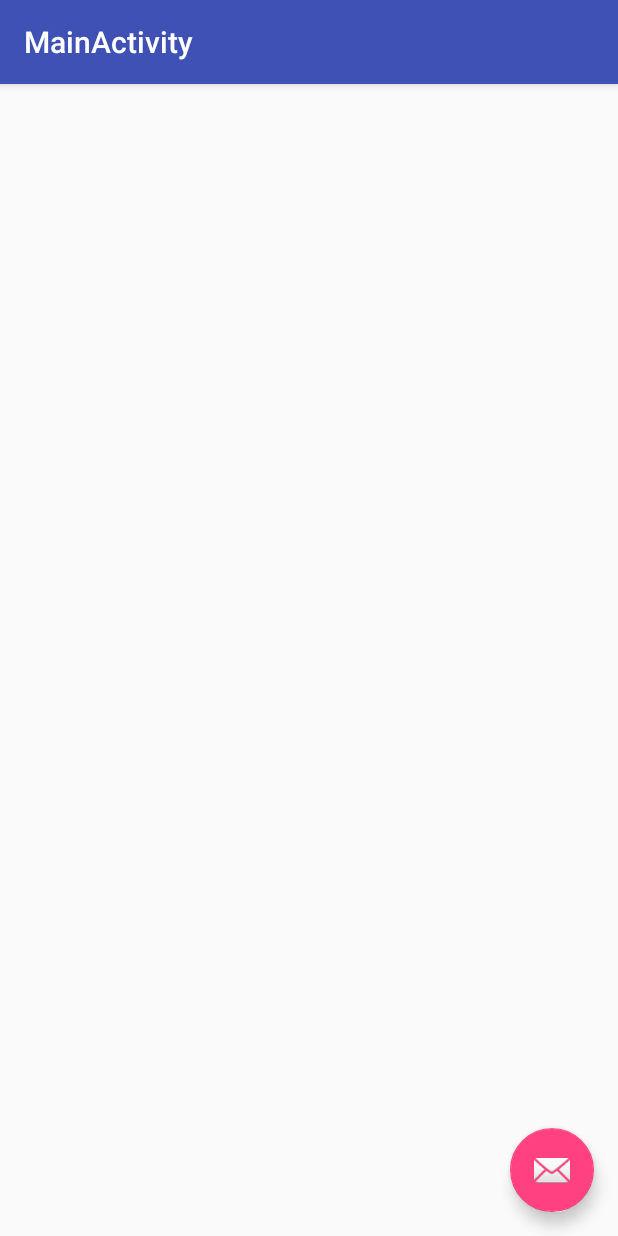
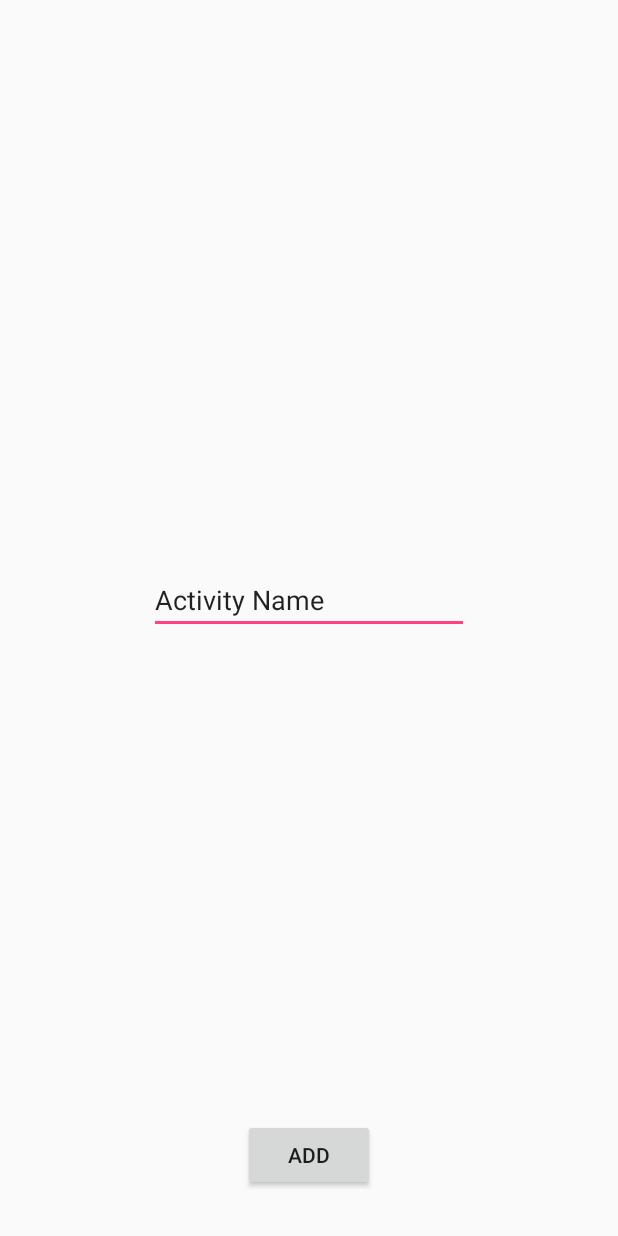
Before and after one commit to haim1993/Active, an Android app: the MainActivity screen opened directly, with no data from a screen before it, on a phone screen of 412 x 824 dp. Run offline under Robolectric (Android 15) with nearby library versions, the phone set to English and light mode, and no system bars.

Commit message:
Added search view

```diff
--- a/Active/app/build.gradle
+++ b/Active/app/build.gradle
@@ -26,13 +26,10 @@ dependencies {
     })
     compile 'com.google.firebase:firebase-database:10.2.1'
     compile 'com.android.support:appcompat-v7:25.3.0'
-    compile 'com.google.android.gms:play-services-maps:10.2.0'
+    compile 'com.google.android.gms:play-services-maps:10.2.1'
     compile 'com.android.support.constraint:constraint-layout:1.0.2'
     compile 'com.android.support:design:25.3.0'
     compile 'com.google.firebase:firebase-storage:10.0.1'
     compile 'com.google.firebase:firebase-auth:10.0.1'
     testCompile 'junit:junit:4.12'
 }
-
-
-apply plugin: 'com.google.gms.google-services'
--- a/Active/app/src/main/java/com/example/shlez/active/activity.java
+++ b/Active/app/src/main/java/com/example/shlez/active/AddActivity.java
@@ -6,7 +6,7 @@ import java.sql.Time;
  * Created by hilas_000 on 4/28/2017.
  */
 
-public class activity {
+public class AddActivity {
     public static int LastnumAct;
 
     private String name;
@@ -15,7 +15,7 @@ public class activity {
     private Time time;
     private int maxPeople;
 
-    public activity(String name, int numAct, int cost, Time time, int maxPeople) {
+    public AddActivity(String name, int numAct, int cost, Time time, int maxPeople) {
         this.name = name;
         this.numAct = numAct;
         this.cost = cost;
@@ -23,7 +23,7 @@ public class activity {
         this.maxPeople = maxPeople;
     }
 
-    public activity() {
+    public AddActivity() {
         this.name = null;
         this.numAct = LastnumAct+1;
         LastnumAct++;
--- a/Active/app/src/main/java/com/example/shlez/active/MainActivity.java
+++ b/Active/app/src/main/java/com/example/shlez/active/MainActivity.java
@@ -1,30 +1,24 @@
 package com.example.shlez.active;
 
+import android.app.Activity;
 import android.os.Bundle;
 import android.support.design.widget.FloatingActionButton;
 import android.support.design.widget.Snackbar;
 import android.support.v7.app.AppCompatActivity;
 import android.support.v7.widget.Toolbar;
 import android.view.View;
+import android.widget.EditText;
 
-public class MainActivity extends AppCompatActivity {
+public class MainActivity extends Activity {
 
     @Override
     protected void onCreate(Bundle savedInstanceState) {
         super.onCreate(savedInstanceState);
 
         setContentView(R.layout.activity_main);
-        Toolbar toolbar = (Toolbar) findViewById(R.id.toolbar);
-        setSupportActionBar(toolbar);
 
-        FloatingActionButton fab = (FloatingActionButton) findViewById(R.id.fab);
-        fab.setOnClickListener(new View.OnClickListener() {
-            @Override
-            public void onClick(View view) {
-                Snackbar.make(view, "Replace with your own action", Snackbar.LENGTH_LONG)
-                        .setAction("Action", null).show();
-            }
-        });
+
+
     }
 
 }
--- a/Active/app/src/main/res/layout/activity_main.xml
+++ b/Active/app/src/main/res/layout/activity_main.xml
@@ -1,33 +1,66 @@
 <?xml version="1.0" encoding="utf-8"?>
-<android.support.design.widget.CoordinatorLayout xmlns:android="http://schemas.android.com/apk/res/android"
+<android.support.constraint.ConstraintLayout xmlns:android="http://schemas.android.com/apk/res/android"
     xmlns:app="http://schemas.android.com/apk/res-auto"
     xmlns:tools="http://schemas.android.com/tools"
     android:layout_width="match_parent"
     android:layout_height="match_parent"
     tools:context="com.example.shlez.active.MainActivity">
 
-    <android.support.design.widget.AppBarLayout
-        android:layout_width="match_parent"
-        android:layout_height="wrap_content"
-        android:theme="@style/AppTheme.AppBarOverlay">
+    <RelativeLayout
+        android:layout_width="0dp"
+        android:layout_height="0dp"
+        android:layout_alignParentTop="true"
+        android:orientation="vertical"
+        android:weightSum="1"
+        app:layout_constraintBottom_toBottomOf="parent"
+        app:layout_constraintHorizontal_bias="0.0"
+        app:layout_constraintLeft_toLeftOf="parent"
+        app:layout_constraintRight_toRightOf="parent"
+        app:layout_constraintTop_toTopOf="parent"
+        app:layout_constraintVertical_bias="1.0">
 
-        <android.support.v7.widget.Toolbar
-            android:id="@+id/toolbar"
-            android:layout_width="match_parent"
-            android:layout_height="?attr/actionBarSize"
-            android:background="?attr/colorPrimary"
-            app:popupTheme="@style/AppTheme.PopupOverlay" />
 
-    </android.support.design.widget.AppBarLayout>
+        <EditText
+            android:id="@+id/text_name"
+            android:layout_width="wrap_content"
+            android:layout_height="wrap_content"
+            android:ems="10"
+            android:inputType="textPersonName"
+            android:text="Activity Name"
+            android:layout_above="@+id/linearLayout"
+            android:layout_centerHorizontal="true"
+            android:layout_marginBottom="32dp" />
 
-    <include layout="@layout/content_main" />
+        <LinearLayout
+            android:layout_width="200dp"
+            android:layout_height="200dp"
+            android:layout_above="@+id/button2"
+            android:layout_alignLeft="@+id/text_name"
+            android:layout_alignStart="@+id/text_name"
+            android:layout_marginBottom="91dp"
+            android:id="@+id/linearLayout"
+            android:layout_alignRight="@+id/text_name"
+            android:layout_alignEnd="@+id/text_name">
 
-    <android.support.design.widget.FloatingActionButton
-        android:id="@+id/fab"
-        android:layout_width="wrap_content"
-        android:layout_height="wrap_content"
-        android:layout_gravity="bottom|end"
-        android:layout_margin="@dimen/fab_margin"
-        app:srcCompat="@android:drawable/ic_dialog_email" />
+            <ListView
+                android:layout_width="match_parent"
+                android:layout_height="match_parent"
+                android:layout_alignParentLeft="true"
+                android:layout_alignParentStart="true"
+                android:layout_below="@+id/text_name" />
 
-</android.support.design.widget.CoordinatorLayout>
+        </LinearLayout>
+
+        <Button
+            android:id="@+id/button2"
+            android:layout_width="wrap_content"
+            android:layout_height="wrap_content"
+            android:layout_alignParentBottom="true"
+            android:layout_centerHorizontal="true"
+            android:layout_marginBottom="30dp"
+            android:text="Add" />
+
+
+    </RelativeLayout>
+
+</android.support.constraint.ConstraintLayout>
```
Also changed, not shown: Active/app/src/main/java/com/example/shlez/active/MapsActivity.java (+17 -1 lines), Active/app/src/main/res/layout/activity_add.xml (+24 -45 lines), Active/app/src/main/res/layout/activity_maps.xml (+33 -24 lines), 1 other file.
